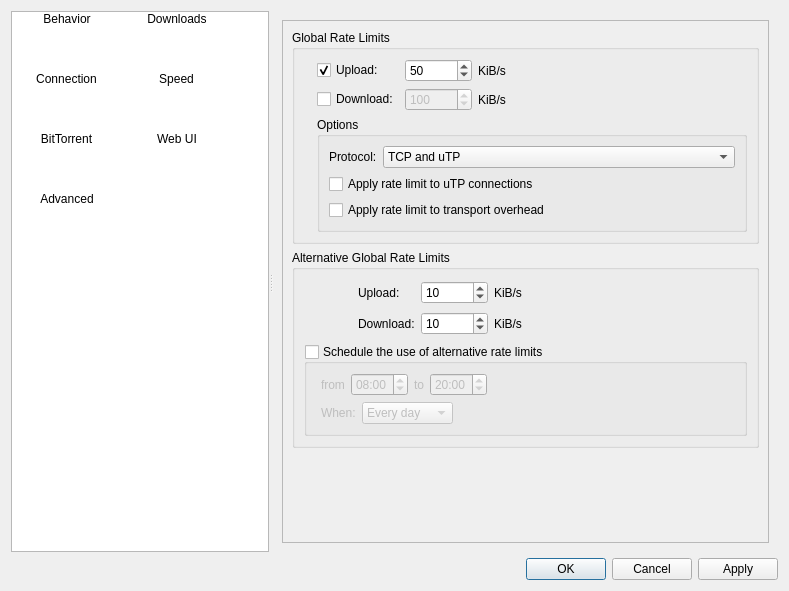
This is src/preferences/options.ui in SysAdminDoc/qBittorrent-Vanced as Qt 5 draws it before an edit. The edited form follows.
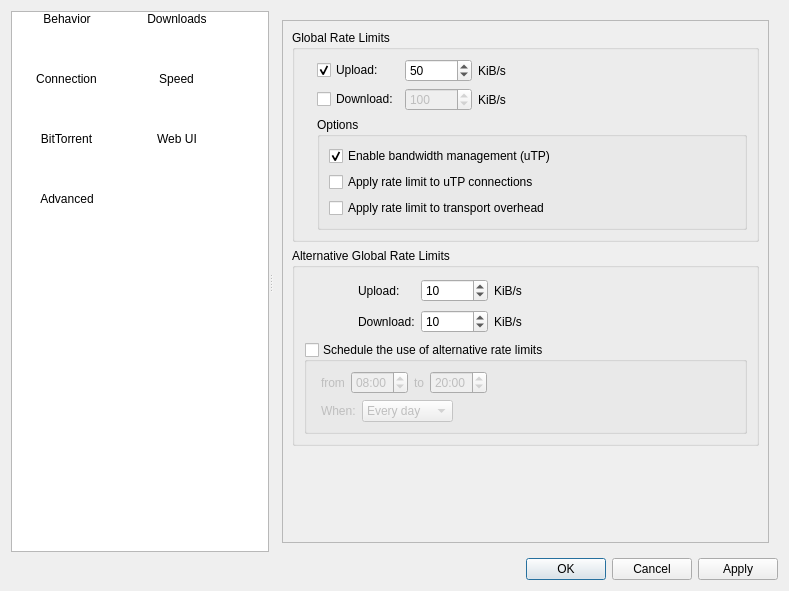
This is the edited form. The open tabs and pages were chosen to show the change. Icons and pictures are not drawn.

The edit to the form file:
```diff
--- a/src/preferences/options.ui
+++ b/src/preferences/options.ui
@@ -1405,9 +1405,9 @@
            <property name="geometry">
             <rect>
              <x>0</x>
-             <y>-16</y>
+             <y>0</y>
              <width>489</width>
-             <height>425</height>
+             <height>419</height>
             </rect>
            </property>
            <layout class="QVBoxLayout" name="verticalLayout_33">
@@ -1520,34 +1520,14 @@
                  </property>
                  <layout class="QVBoxLayout" name="verticalLayout_27">
                   <item>
-                   <layout class="QFormLayout" name="formLayout_6">
-                    <item row="0" column="0">
-                     <widget class="QLabel" name="label_23">
-                      <property name="text">
-                       <string>Protocol:</string>
-                      </property>
-                     </widget>
-                    </item>
-                    <item row="0" column="1">
-                     <widget class="QComboBox" name="comboBTProtocol">
-                      <item>
-                       <property name="text">
-                        <string>TCP and uTP</string>
-                       </property>
-                      </item>
-                      <item>
-                       <property name="text">
-                        <string>TCP only</string>
-                       </property>
-                      </item>
-                      <item>
-                       <property name="text">
-                        <string>uTP only</string>
-                       </property>
-                      </item>
-                     </widget>
-                    </item>
-                   </layout>
+                   <widget class="QCheckBox" name="checkuTP">
+                    <property name="text">
+                     <string>Enable bandwidth management (uTP)</string>
+                    </property>
+                    <property name="checked">
+                     <bool>true</bool>
+                    </property>
+                   </widget>
                   </item>
                   <item>
                    <widget class="QCheckBox" name="checkLimituTPConnections">
```
Left out of the diff: 44 changed lines with no effect on the pictures.
